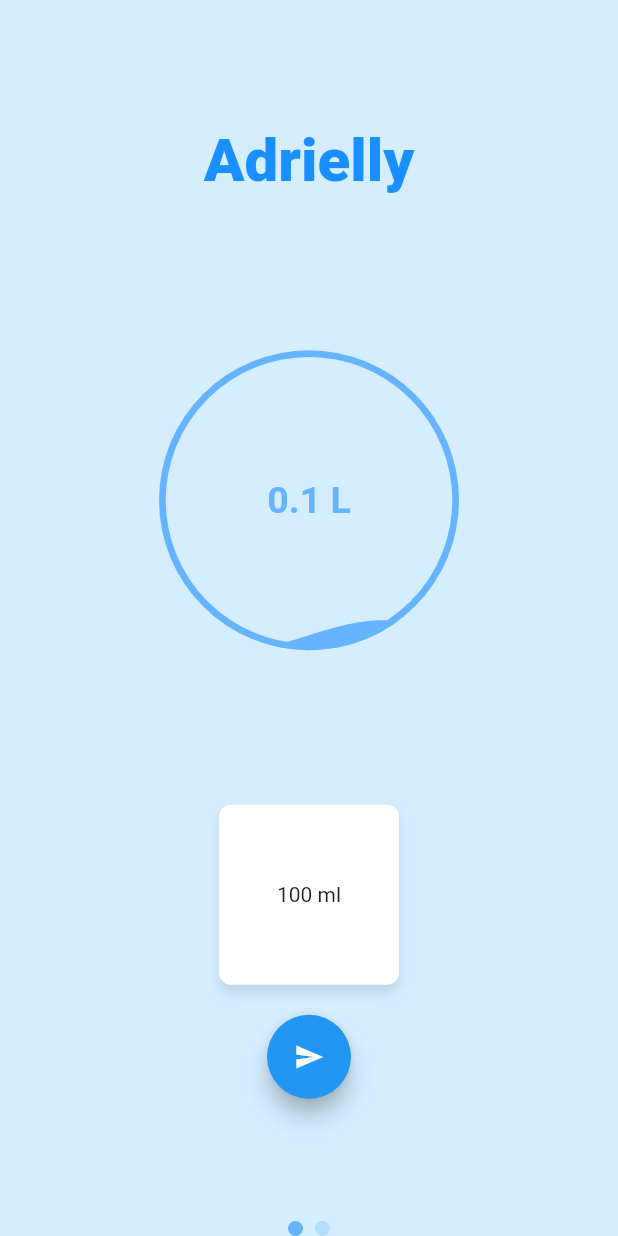
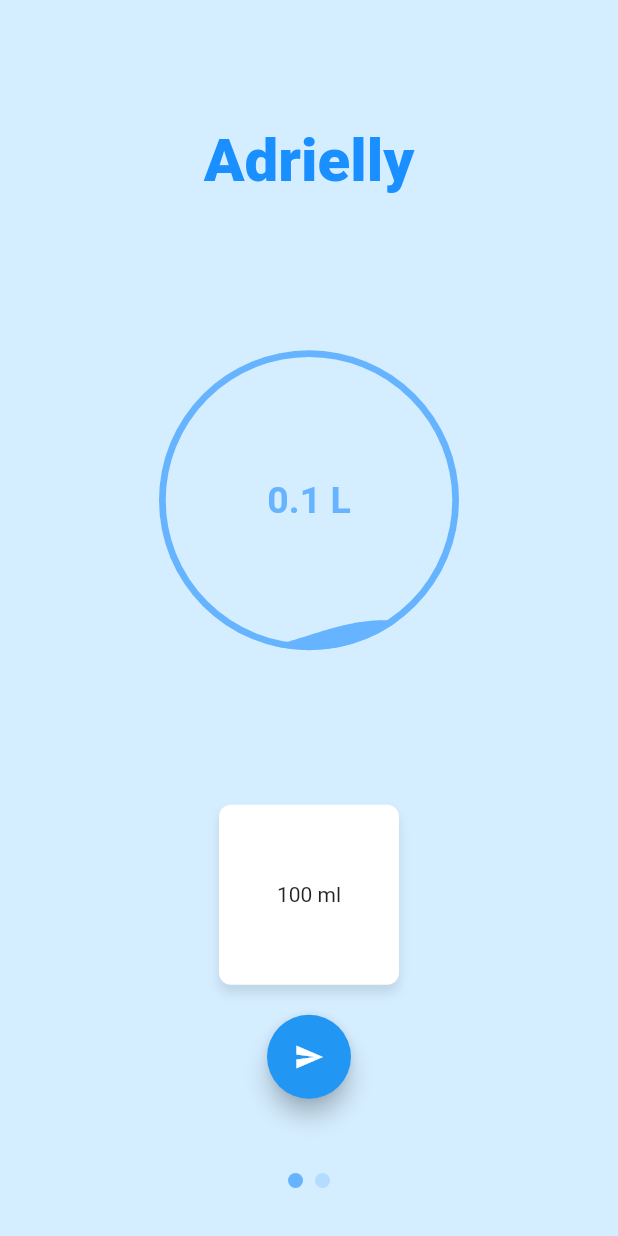
Before and after one commit to arthurgonzaga/drink_water, a Flutter app: the screen it shows after launch, after a tap on the "send" icon, on a phone screen of 412 x 824 dp. Run offline on Flutter 3.47's test engine with Material 2 defaults, Android fonts, the phone set to English and light mode, and no system bars; drawn by our look-alikes of smooth_page_indicator; our stand-ins replace fl_chart, flutter_local_notifications, liquid_progress_indicator, shared_preferences; statements that could not run were skipped.

Commit message:
changes on the ui

```diff
--- a/lib/main.dart
+++ b/lib/main.dart
@@ -9,12 +9,16 @@ import 'package:flutter_local_notifications/flutter_local_notifications.dart';
 import 'package:shared_preferences/shared_preferences.dart';
 import 'package:smooth_page_indicator/smooth_page_indicator.dart';
 
+import 'chart.dart';
+
 FlutterLocalNotificationsPlugin flutterLocalNotificationsPlugin;
 
 
 double drank, needToDrink, percentage, goal;
 int today;
 List<double> types = [0.1, 0.2, 0.3];
+
+List daysDrank;
 
 
 void main() async{
@@ -41,7 +45,7 @@ class MyAppState extends State<MyApp> {
   }
 
   PageController pageControllerWater = PageController(initialPage: 0);
-  PageController pageControler = PageController();
+  PageController pageController = PageController();
 
   @override
   Widget build(BuildContext context) {
@@ -57,7 +61,10 @@ class MyAppState extends State<MyApp> {
           body: Stack(
             children: [
               PageView(
-                controller: pageControler,
+                onPageChanged: (int index){
+                  getAllDaysDrank();
+                },
+                controller: pageController,
                 children: [
                   Center(
                     child: Column(
@@ -143,35 +150,52 @@ class MyAppState extends State<MyApp> {
                       ],
                     ),
                   ),
-                  Center(
-                    child: Text("hehege"),
+                  Column(
+                      mainAxisAlignment: MainAxisAlignment.center,
+                      children: [
+                        Padding(
+                          padding: const EdgeInsets.all(32.0),
+                          child: BarChartSample1(),
+                        ),
+                        FloatingActionButton.extended(
+                          icon: Icon(Icons.settings),
+                            onPressed: (){
+
+                            },
+                            label: Text("Settings")
+                        )
+                      ],
                     )
                 ],
               ),
               Center(
+                child: Container(
+                  margin: EdgeInsets.only(bottom: 32),
                   child: Column(
                     mainAxisAlignment: MainAxisAlignment.end,
                     children: [
                       SmoothPageIndicator(
-                        controller: pageControler,  // PageController
+                          controller: pageController,  // PageController
                           count:  2,
                           axisDirection: Axis.horizontal,
                           effect:  SwapEffect(
                             dotHeight: 10,
+                            spacing: 8,
                             dotWidth: 10,
                             activeDotColor: Color.fromRGBO(102, 180, 255, 1),
                             dotColor: Color.fromRGBO(102, 180, 255, 0.3),
 
                           ),  // your preferred effect
                           onDotClicked: (index){
-                          pageControler.animateToPage(
+                            pageController.animateToPage(
                                 index,
-                              duration: new Duration(milliseconds: 50),
-                              curve: null
+                                duration: new Duration(seconds: 1),
+                                curve: Curves.linearToEaseOut
                             );
                           }
                       ),
                     ],
+                  ),
                 ),
               )
             ]
@@ -210,11 +234,22 @@ Future<List<double>> getData() async{
   return [drank, needToDrink, percentage, goal];
 }
 
+Future<List<dynamic>> getAllDaysDrank() async{
+  List data = [];
+  SharedPreferences prefs = await SharedPreferences.getInstance();
+  for(int i=0;i<=6;i++){
+    data.add(prefs.getDouble("drank$i"));
+    print(data);
+  }
+  return data;
+}
+
 void updateData() async{
   SharedPreferences prefs = await SharedPreferences.getInstance();
   prefs.setDouble("drank$today", drank);
   prefs.setDouble("needToDrink$today", needToDrink);
   prefs.setDouble("percentage$today", percentage);
+  prefs.setDouble("goal", goal ?? 2.0);
 }
 
 void resetData(SharedPreferences prefs){
--- a/pubspec.yaml
+++ b/pubspec.yaml
@@ -29,6 +29,7 @@ dependencies:
   flutter_local_notifications: ^1.4.4+4
   intl: ^0.16.1
   shared_preferences: ^0.5.12
+  fl_chart: ^0.11.1
 
 
   # The following adds the Cupertino Icons font to your application.
```
Also changed, not shown: pubspec.lock. Lines whose indentation alone changed are shown as unchanged.
